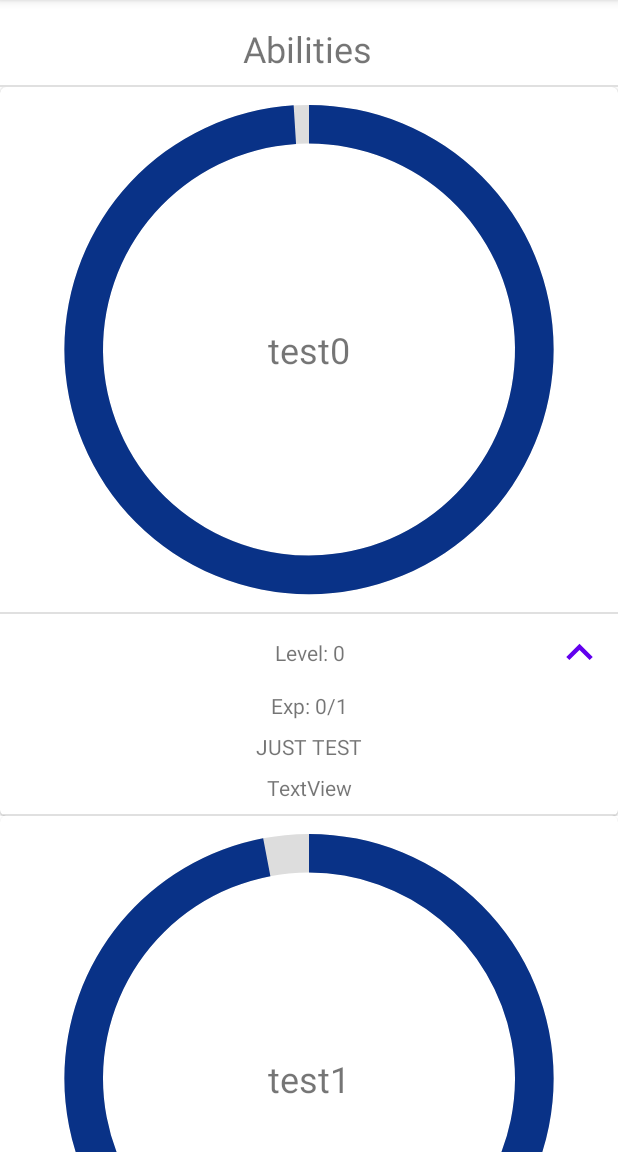
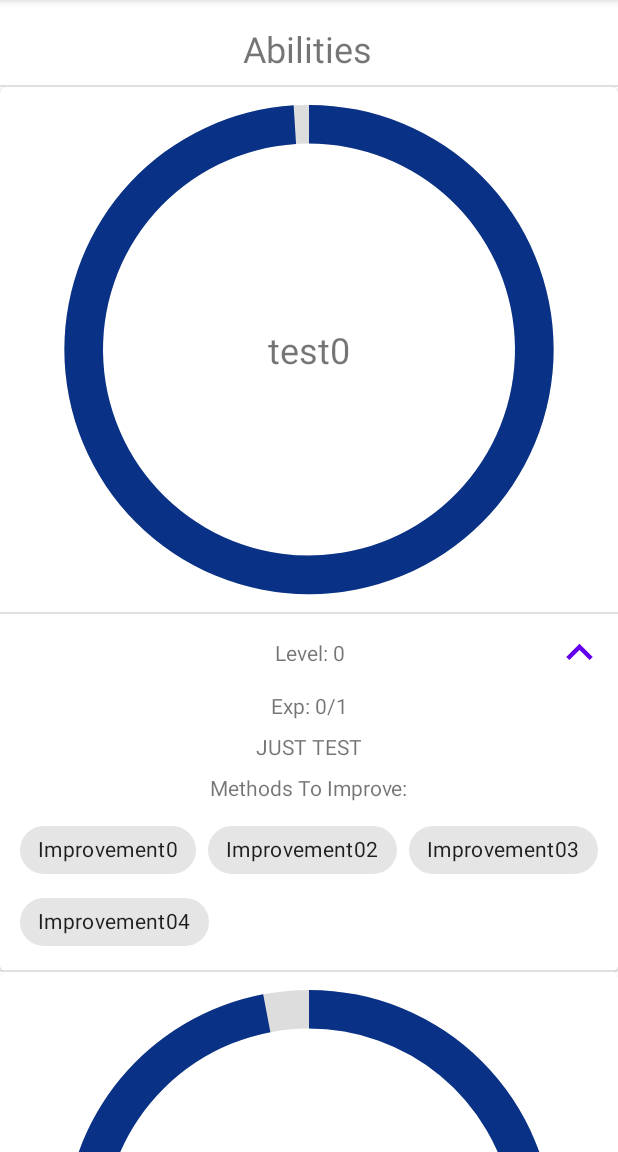
Before and after one commit to NaserSalameh/IP-Imposterless-App, an Android app: the fragment AbilitiesFragment shown on its own in the app's theme, after a tap on an icon or button, on a phone screen of 412 x 824 dp, the part 84-1236 px from its top. Run offline under Robolectric (Android 15) with nearby library versions, the phone set to English and light mode, and no system bars.

Commit message:
Sprint 3: Achievement + Abilities Tab Last Changes: - Added ChipGroups for ability improvements Sprint progress: - Functionality to open Achievement - Functionality to add Achievement - Created Abilities UI - Create Abilities Functionality To view Sprint TO DO: - DB implementation for Abilities - Change Exp metrics - Add Different Colors for levels and chips

```diff
--- a/app/src/main/java/com/nasersalameh/imposterphenomenoninterventionapp/activities/main/abilities/AbilitiesCardsAdapter.java
+++ b/app/src/main/java/com/nasersalameh/imposterphenomenoninterventionapp/activities/main/abilities/AbilitiesCardsAdapter.java
@@ -21,6 +21,8 @@ import androidx.core.content.ContextCompat;
 import androidx.recyclerview.widget.RecyclerView;
 
 import com.google.android.material.card.MaterialCardView;
+import com.google.android.material.chip.Chip;
+import com.google.android.material.chip.ChipGroup;
 import com.nasersalameh.imposterphenomenoninterventionapp.R;
 import com.nasersalameh.imposterphenomenoninterventionapp.models.Ability;
 import com.nasersalameh.imposterphenomenoninterventionapp.models.Achievement;
@@ -64,12 +66,14 @@ public class AbilitiesCardsAdapter extends RecyclerView.Adapter<AbilitiesCardsAd
         //Bind card view
         cardView = viewHolder;
 
+        //Get ability
         Ability currentAbility = abilitiesList.get(index);
 
         viewHolder.abilitiesCardProgressBar.setProgress(currentAbility.getProgress());
 
         viewHolder.abilitiesCardNameTextView.setText(currentAbility.getName());
 
+        //Drop down button
         viewHolder.abilitiesCardButton.setOnClickListener(v -> {
             if(viewHolder.expandableView.getVisibility() == View.GONE){
                 TransitionManager.beginDelayedTransition(viewHolder.cardView, new AutoTransition());
@@ -88,6 +92,17 @@ public class AbilitiesCardsAdapter extends RecyclerView.Adapter<AbilitiesCardsAd
         viewHolder.abilitiesCardNameExpView.setText("Exp: " + currentAbility.getExperience()+"/"+currentAbility.getLevelExp(level+1));
 
         viewHolder.abilitiesCardNameDetailsView.setText(currentAbility.getDetails());
+
+        //ChipGroup
+        ChipGroup chipGroup = viewHolder.abilitiesCardImproveChipGroup;
+
+        //add all improvements
+        for(String improvement: currentAbility.getImprovements()){
+            Chip chip = (Chip) layoutInflater.inflate(R.layout.fragment_abilities_card_improve_chip,chipGroup, false);
+            chip.setText(improvement);
+            chipGroup.addView(chip);
+        }
+
     }
 
 
@@ -118,6 +133,8 @@ public class AbilitiesCardsAdapter extends RecyclerView.Adapter<AbilitiesCardsAd
 
         TextView abilitiesCardNameDetailsView;
 
+        ChipGroup abilitiesCardImproveChipGroup;
+
         public ViewHolder(@NonNull View itemView) {
             super(itemView);
 
@@ -136,6 +153,8 @@ public class AbilitiesCardsAdapter extends RecyclerView.Adapter<AbilitiesCardsAd
 
             abilitiesCardNameDetailsView= itemView.findViewById(R.id.abilitiesCardDetailTextView);
 
+            abilitiesCardImproveChipGroup = itemView.findViewById(R.id.abilitiesCardImproveChipGroup);
+
         }
     }
 
--- a/app/src/main/java/com/nasersalameh/imposterphenomenoninterventionapp/activities/main/abilities/AbilitiesFragment.java
+++ b/app/src/main/java/com/nasersalameh/imposterphenomenoninterventionapp/activities/main/abilities/AbilitiesFragment.java
@@ -66,7 +66,15 @@ public class AbilitiesFragment extends Fragment {
         //Add Test Data
         ArrayList<Ability> abilities = new ArrayList<>();
         for(int i=0;i<7;i++) {
-            abilities.add(new Ability("test"+i,"JUST TEST", i*1000));
+            ArrayList<String> improvements = new ArrayList<>();
+            improvements.add("Improvement" + i);
+            improvements.add("Improvement" + i+2);
+            improvements.add("Improvement" + i+3);
+            improvements.add("Improvement" + i+4);
+
+            Ability newAbility = new Ability("test"+i,"JUST TEST", i*1000);
+            newAbility.setImprovements(improvements);
+            abilities.add(newAbility);
         }
 
         return abilities;
--- a/app/src/main/res/layout/fragment_abilities_card.xml
+++ b/app/src/main/res/layout/fragment_abilities_card.xml
@@ -89,10 +89,21 @@
                     android:layout_marginStart="8dp"
                     android:layout_marginTop="8dp"
                     android:layout_marginEnd="8dp"
-                    android:text="TextView"
+                    android:text="Methods To Improve:"
                     app:layout_constraintEnd_toEndOf="parent"
                     app:layout_constraintStart_toStartOf="parent"
                     app:layout_constraintTop_toBottomOf="@+id/abilitiesCardDetailTextView" />
+
+                <com.google.android.material.chip.ChipGroup
+                    android:id="@+id/abilitiesCardImproveChipGroup"
+                    android:layout_width="wrap_content"
+                    android:layout_height="wrap_content"
+                    android:layout_marginTop="8dp"
+                    app:layout_constraintEnd_toEndOf="parent"
+                    app:layout_constraintStart_toStartOf="parent"
+                    app:layout_constraintTop_toBottomOf="@+id/abilitiesCardImproveTextView">
+
+                </com.google.android.material.chip.ChipGroup>
 
                 <View
                     android:id="@+id/divider14"
@@ -100,8 +111,8 @@
                     android:layout_height="1dp"
                     android:layout_marginTop="8dp"
                     android:background="?android:attr/listDivider"
-                    app:layout_constraintStart_toStartOf="@id/abilitiesCardImproveTextView"
-                    app:layout_constraintTop_toBottomOf="@+id/abilitiesCardImproveTextView" />
+                    app:layout_constraintStart_toStartOf="@id/abilitiesCardImproveChipGroup"
+                    app:layout_constraintTop_toBottomOf="@id/abilitiesCardImproveChipGroup" />
 
             </androidx.constraintlayout.widget.ConstraintLayout>
 
--- /dev/null
+++ b/app/src/main/res/layout/fragment_abilities_card_improve_chip.xml
@@ -0,0 +1,8 @@
+<?xml version="1.0" encoding="utf-8"?>
+<com.google.android.material.chip.Chip
+        xmlns:android="http://schemas.android.com/apk/res/android"
+        android:id="@+id/abilitiesCardImproveChip"
+        android:layout_width="wrap_content"
+        android:layout_height="wrap_content"
+        style="@style/Widget.MaterialComponents.Chip.Choice"
+    />
```
